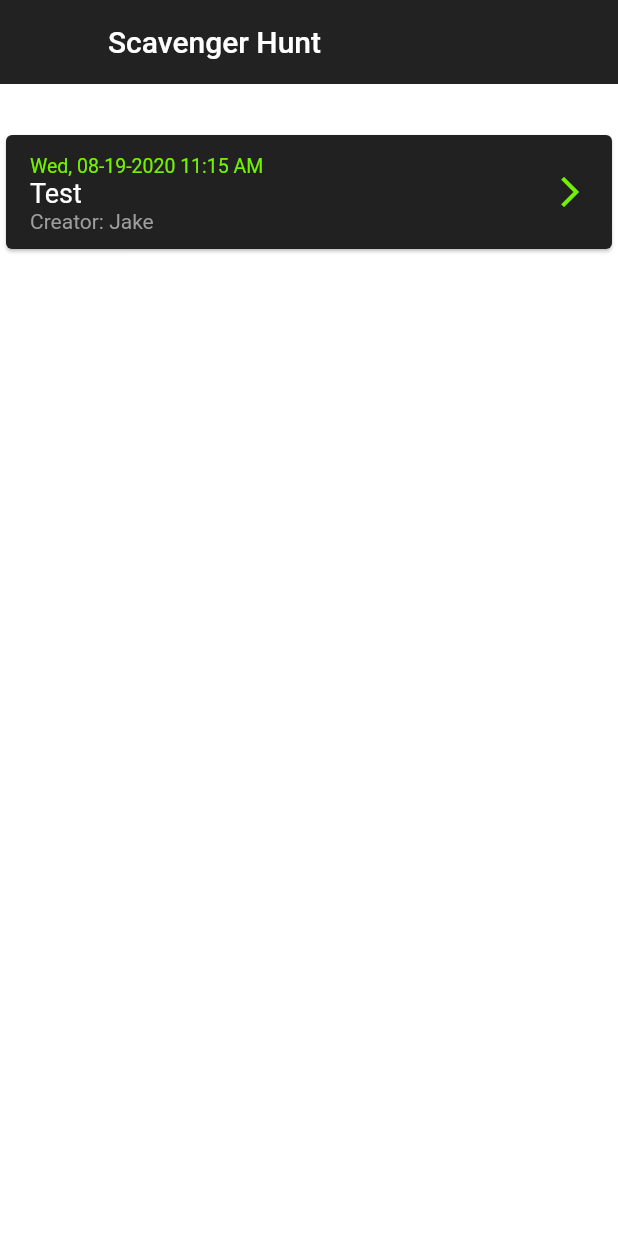
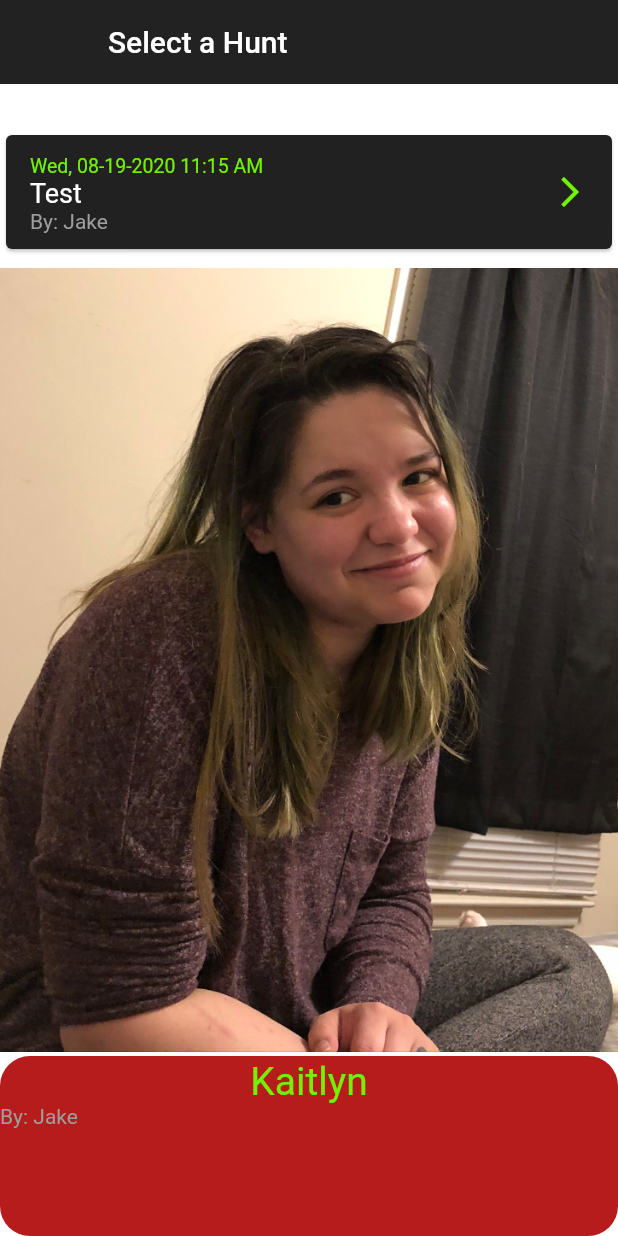
Before and after one commit to ArcSoftware/ScavengerHunt, a Flutter app: the HuntScreen screen opened directly with empty values, on a phone screen of 412 x 824 dp. Run offline on Flutter 3.47's test engine with Material 2 defaults, Android fonts, the phone set to English and light mode, and no system bars; our stand-ins replace cached_network_image, device_info, font_awesome_flutter, location, permission_handler; missing offline and left inert: barcode_scan.

Commit message:
added animated text screen

```diff
--- a/ArcSoftware.ScavengerHunt.Mobile/scavenger_hunt/lib/Mock/mock_api.dart
+++ b/ArcSoftware.ScavengerHunt.Mobile/scavenger_hunt/lib/Mock/mock_api.dart
@@ -3,10 +3,13 @@ import 'dart:convert';
 import 'package:scavenger_hunt/Models/challenge_model.dart';
 
 class MockApi {
+  String firstLoginTextRet;
   String huntListRet;
   List<Challenge> challengeListRet;
 
   MockApi() {
+    firstLoginTextRet =
+      '[{"text":"Kaitlyn, my lover.", "textSpeed": 800, "delay": 3}, {"text":"I was thinking about that last attempt at a scavenger hunt and I felt I needed to redeem myself.", "textSpeed": 6000, "delay": 7}, {"text":"As I was thinking of folding hints into paper notes.. I was like.. why am I doing this?... I am a software engineer. Why don\'t I create an app to do my work for me.", "textSpeed": 6000, "delay": 8}, {"text":"So here is my attempt.", "textSpeed": 600, "delay": 2}, {"text":"The rules are simple. 1) You will go around town searching for clues. 2) Clues will always be some kind of barcode to scan. Scan by clicking the barcode at the top of the clue\'s page. 3) If you get stuck or just need a GPS location, click the ? mark icon for another hint.", "textSpeed": 15000, "delay": 18},{"text":"Have fun, and I love you!", "textSpeed": 600, "delay": 3}]';
     huntListRet =
       '[{"huntName":"Test","createUserKey": 1,"createDate": "2020-08-19T11:15:59.37", "lastLoadDate": null, "id": 1, "isActive": true}]';
   }
--- a/ArcSoftware.ScavengerHunt.Mobile/scavenger_hunt/lib/Screens/hunt_screen.dart
+++ b/ArcSoftware.ScavengerHunt.Mobile/scavenger_hunt/lib/Screens/hunt_screen.dart
@@ -40,7 +40,7 @@ class _HState extends State<HuntScreen> {
   Widget build(BuildContext context) {
     return Scaffold(
       appBar: AppBar(
-        title: Text("Scavenger Hunt"),
+        title: Text("Select a Hunt"),
         leading: Container(),
         actions: <Widget>[
 
@@ -48,6 +48,42 @@ class _HState extends State<HuntScreen> {
       ),
       body: Stack(
         children: <Widget>[
+          SizedBox(
+            width: MediaQuery.of(context).size.width,
+            height: MediaQuery.of(context).size.height,
+            child: Image.asset('images/img1.png')
+          ),
+          Align(
+            alignment: Alignment(0.0, 1),
+            child: Container(
+              height: 120,
+              width: MediaQuery.of(context).size.width,
+              decoration: new BoxDecoration(
+                color: Colors.red[900],
+                borderRadius: new BorderRadius.all(const Radius.circular(20.0),
+                )
+              ),
+              padding: EdgeInsets.only(top: 2, bottom: 2),
+                child: Column(
+                  children: <Widget>[
+                    Row(
+                      mainAxisAlignment: MainAxisAlignment.center,
+                      children: <Widget>[
+                        Text("Kaitlyn", style: TextStyle(color: appGreenColor(), fontSize: 26))
+                      ],
+                    ),
+                    Row(
+                      mainAxisAlignment: MainAxisAlignment.spaceBetween,
+                      children: <Widget>[
+                        Flexible(
+                          child: Text("By: Jake", style: TextStyle(color: Colors.grey, fontSize: 14)),
+                        )
+                      ],
+                    )
+                  ]
+                )
+              )
+          ),
           Container(
             height: MediaQuery.of(context).size.height * 0.90,
             width: MediaQuery.of(context).size.width ,
@@ -95,7 +131,7 @@ class _HState extends State<HuntScreen> {
                                 mainAxisAlignment: MainAxisAlignment.spaceBetween,
                                 children: <Widget>[
                                   Flexible(
-                                      child: Text("Creator: Jake", style: TextStyle(color: Colors.grey, fontSize: 14)),
+                                    child: Text("By: Jake", style: TextStyle(color: Colors.grey, fontSize: 14)),
                                   )
                                 ],
                               )
--- a/ArcSoftware.ScavengerHunt.Mobile/scavenger_hunt/pubspec.yaml
+++ b/ArcSoftware.ScavengerHunt.Mobile/scavenger_hunt/pubspec.yaml
@@ -54,9 +54,8 @@ flutter:
   uses-material-design: true
 
   # To add assets to your application, add an assets section, like this:
-  # assets:
-  #   - images/a_dot_burr.jpeg
-  #   - images/a_dot_ham.jpeg
+  assets:
+    - images/img1.png
 
   # An image asset can refer to one or more resolution-specific "variants", see
   # https://flutter.dev/assets-and-images/#resolution-aware.
```
Also changed, not shown: ArcSoftware.ScavengerHunt.Mobile/scavenger_hunt/lib/Models/animated_text_model.dart (added, +18 -0 lines), ArcSoftware.ScavengerHunt.Mobile/scavenger_hunt/lib/Screens/animated_text_screen.dart (added, +153 -0 lines), ArcSoftware.ScavengerHunt.Mobile/scavenger_hunt/lib/Screens/login_screen.dart (+23 -9 lines), ArcSoftware.ScavengerHunt.Mobile/scavenger_hunt/images/img1.png (added). Lines whose indentation alone changed are shown as unchanged.
